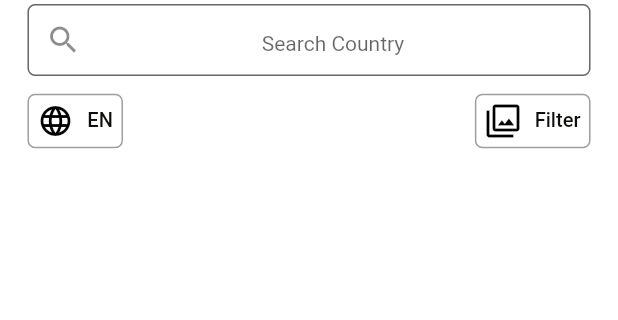
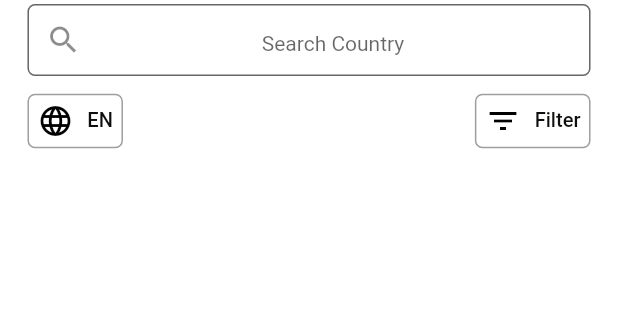
Before and after one commit to oghenekparobor/hng-task-3, a Flutter app: the screen it shows after launch, on a phone screen of 412 x 824 dp, the part 80-400 px from its top. Run offline on Flutter 3.47's test engine with Material 2 defaults, Android fonts, the phone set to English and light mode, and no system bars; drawn by our look-alikes of oktoast; our stand-ins replace dartz, dio, equatable, fancy_shimmer_image, flutter_dotenv, flutter_screenutil and 5 more; network calls fail.

Commit message:
after so many days appetize finally uploaded

```diff
--- a/lib/features/home/presentation/widgets/filter.dart
+++ b/lib/features/home/presentation/widgets/filter.dart
@@ -55,7 +55,7 @@ class Filters extends StatelessWidget {
               ),
               child: Row(
                 children: [
-                  const Icon(Icons.filter),
+                  const Icon(Icons.filter_list),
                   SizedBox(width: 8.w),
                   Text(
                     'Filter',
```
